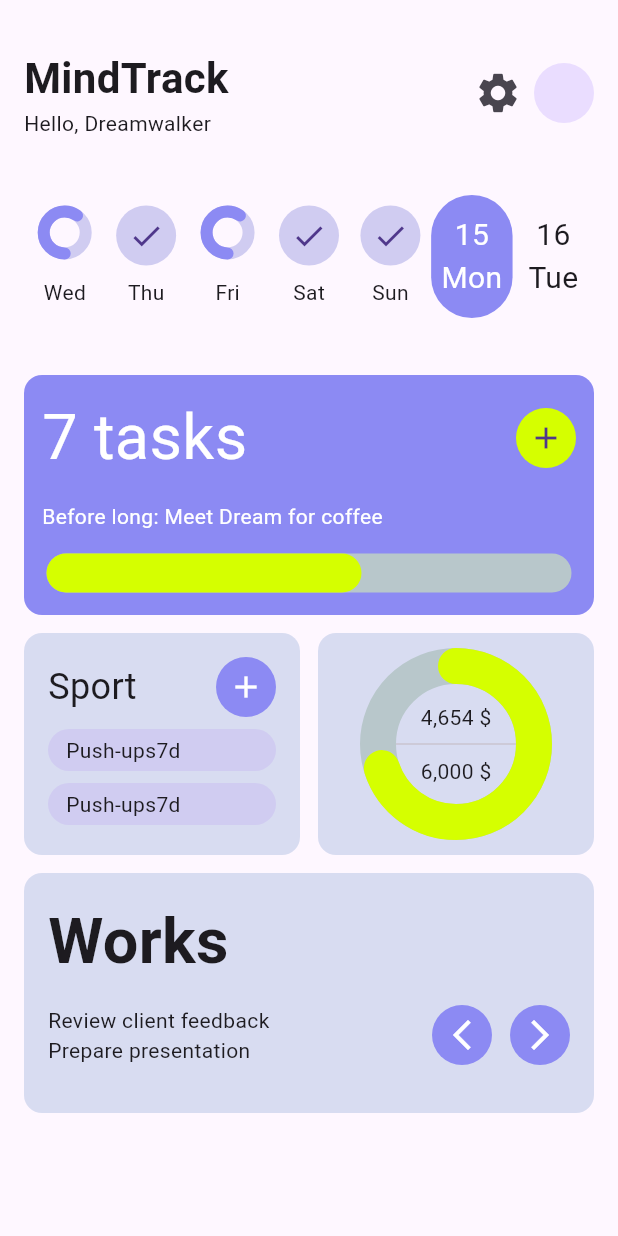
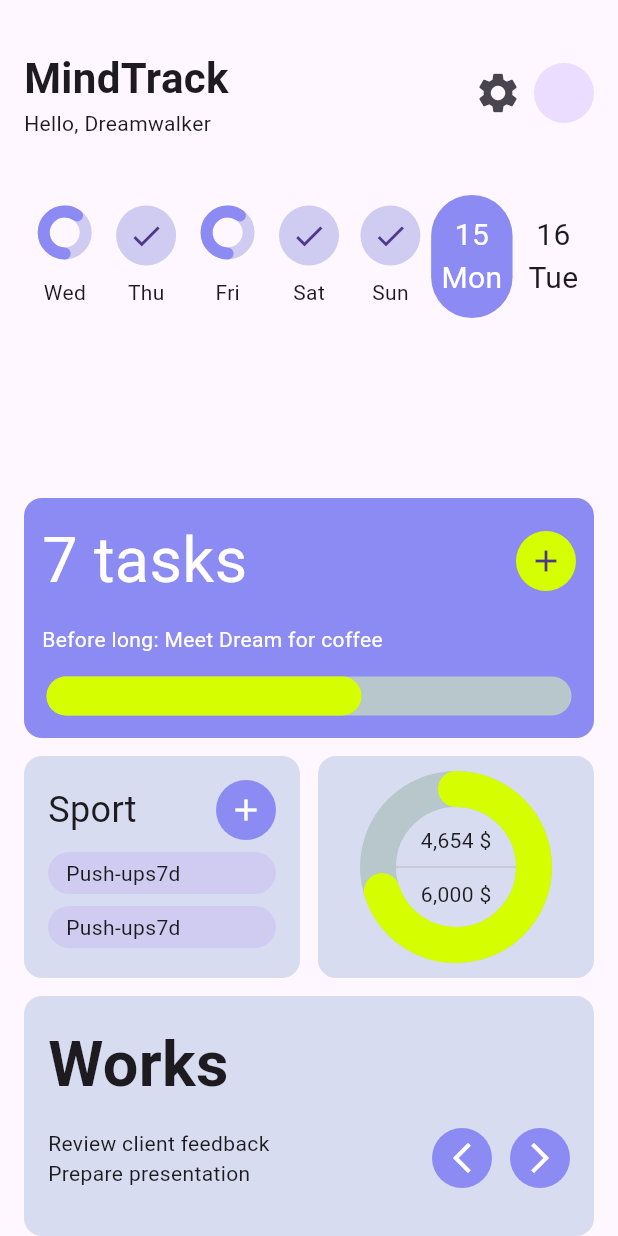
Before and after one commit to JAICHANGPARK/flutter_notebook_chapter_43, a Flutter app: the HabitJournalHomeScreen widget shown alone on an empty page, opened directly, on a phone screen of 412 x 824 dp. Run offline on Flutter 3.47's test engine with Material 3 defaults, Android fonts, the phone set to English and light mode, and no system bars; drawn by our look-alikes of percent_indicator; our stand-ins replace gap, hugeicons.

Commit message:
Update habit_journal_home_screen.dart

```diff
--- a/lib/ep2173_habit_journal_app/ui/home/habit_journal_home_screen.dart
+++ b/lib/ep2173_habit_journal_app/ui/home/habit_journal_home_screen.dart
@@ -12,6 +12,7 @@ class HabitJournalHomeScreen extends StatefulWidget {
 }
 
 class _HabitJournalHomeScreenState extends State<HabitJournalHomeScreen> {
+  bool toggle = false;
   @override
   Widget build(BuildContext context) {
     return SafeArea(
@@ -196,6 +197,7 @@ class _HabitJournalHomeScreenState extends State<HabitJournalHomeScreen> {
                     ),
                   ],
                 )),
+            Expanded(child: Column(children: [],),),
             Container(
                 height: 160,
                 decoration: BoxDecoration(
```
